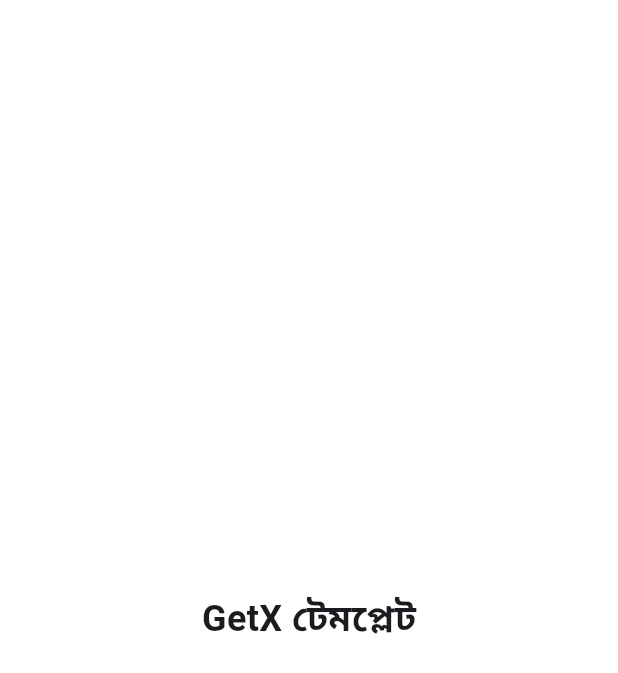
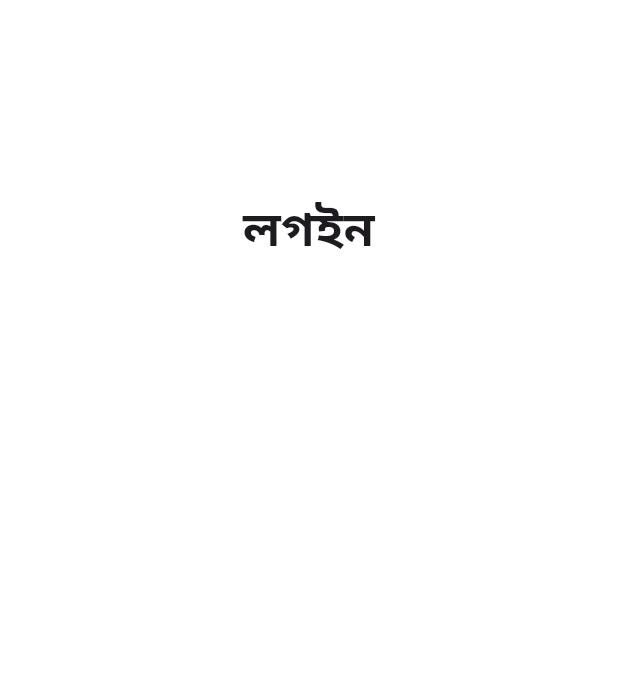
Before and after one commit to iArgho/template_getx, a Flutter app: the screen it shows after launch, on a phone screen of 412 x 824 dp. Shown: the top 673 px of the screen. Run offline on Flutter 3.47's test engine with Material 3 defaults, Android fonts, the phone set to English and light mode, and no system bars; our stand-ins replace flutter_screenutil, get.

Commit message:
minor bug fix

```diff
--- a/lib/app/routes/routes.dart
+++ b/lib/app/routes/routes.dart
@@ -1,9 +1,12 @@
-import 'package:app_getx/app/views/splash_screen.dart';
+import 'package:template_getx/app/views/screens/auth/login_screen.dart';
+import 'package:template_getx/app/views/splash_screen.dart';
 import 'package:get/get_navigation/src/routes/get_route.dart';
 
 class AppRoutes {
   static String splashScreen = "/splash-screen";
+  static String loginScreen = "/login-screen";
   static List<GetPage> pages = [
     GetPage(name: splashScreen, page: () => const SplashScreen()),
+    GetPage(name: loginScreen, page: () => const LoginScreen()),
   ];
 }
--- /dev/null
+++ b/lib/app/views/screens/auth/login_screen.dart
@@ -0,0 +1,30 @@
+import 'package:flutter/material.dart';
+import 'package:flutter_screenutil/flutter_screenutil.dart';
+import 'package:get/get.dart';
+
+class LoginScreen extends StatelessWidget {
+  const LoginScreen({super.key});
+
+  @override
+  Widget build(BuildContext context) {
+    return Scaffold(
+      body: SingleChildScrollView(
+        child: Padding(
+          padding: EdgeInsets.all(24.w),
+          child: Column(
+            mainAxisAlignment: MainAxisAlignment.center,
+            crossAxisAlignment: CrossAxisAlignment.stretch,
+            children: [
+              SizedBox(height: 100.h),
+              Text(
+                'login'.tr,
+                style: TextStyle(fontSize: 32.sp, fontWeight: FontWeight.bold),
+                textAlign: TextAlign.center,
+              ),
+            ],
+          ),
+        ),
+      ),
+    );
+  }
+}
--- a/lib/core/constants/language/data/language_bangla_data.dart
+++ b/lib/core/constants/language/data/language_bangla_data.dart
@@ -1 +1,4 @@
-Map<String, String> languageBanglaData = {'title': 'GetX টেমপ্লেট'};
+Map<String, String> languageBanglaData = {
+  'title': 'GetX টেমপ্লেট',
+  'login': 'লগইন',
+};
--- a/lib/core/constants/language/data/language_english_data.dart
+++ b/lib/core/constants/language/data/language_english_data.dart
@@ -1 +1,4 @@
-Map<String, String> languageEnglishData = {'title': 'GetX Template'};
+Map<String, String> languageEnglishData = {
+  'title': 'GetX Template',
+  'login': 'Login',
+};
--- a/lib/core/constants/language/language.dart
+++ b/lib/core/constants/language/language.dart
@@ -1,5 +1,5 @@
-import 'package:app_getx/core/constants/language/data/language_bangla_data.dart';
-import 'package:app_getx/core/constants/language/data/language_english_data.dart';
+import 'package:template_getx/core/constants/language/data/language_bangla_data.dart';
+import 'package:template_getx/core/constants/language/data/language_english_data.dart';
 import 'package:get/get_navigation/src/root/internacionalization.dart';
 
 class Language extends Translations {
--- a/lib/core/themes/themes.dart
+++ b/lib/core/themes/themes.dart
@@ -1,8 +1,8 @@
-import 'package:app_getx/app/routes/routes.dart';
-import 'package:app_getx/core/constants/language/language.dart';
+import 'package:template_getx/app/routes/routes.dart';
 import 'package:flutter/material.dart';
 import 'package:flutter_screenutil/flutter_screenutil.dart';
 import 'package:get/get.dart';
+import 'package:template_getx/core/constants/language/language.dart';
 
 class TemplateGetx extends StatelessWidget {
   const TemplateGetx({super.key});
--- a/lib/main.dart
+++ b/lib/main.dart
@@ -1,4 +1,4 @@
-import 'package:app_getx/core/themes/themes.dart';
+import 'package:template_getx/core/themes/themes.dart';
 import 'package:flutter/material.dart';
 
 void main() {
--- a/pubspec.yaml
+++ b/pubspec.yaml
@@ -1,4 +1,4 @@
-name: app_getx
+name: template_getx
 description: "A new Flutter project."
 # The following line prevents the package from being accidentally published to
 # pub.dev using `flutter pub publish`. This is preferred for private packages.
```
Also changed, not shown: lib/app/views/splash_screen.dart (+17 -2 lines).
